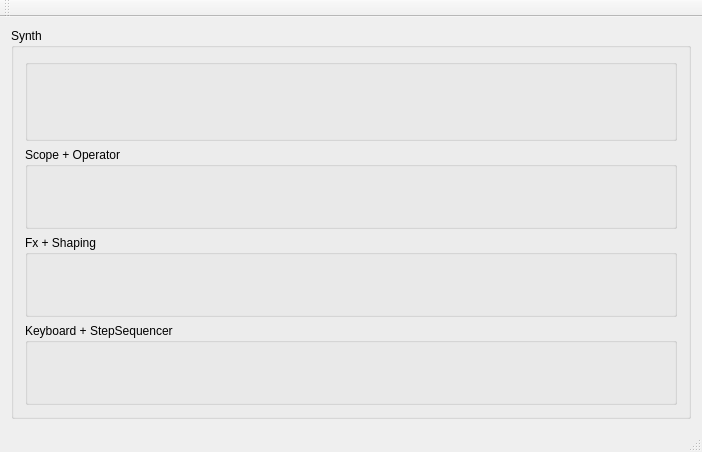
Before: the Qt Designer form Synth8/mainwindow.ui in djeemie2000/SynthPlayground, drawn with Qt 5.
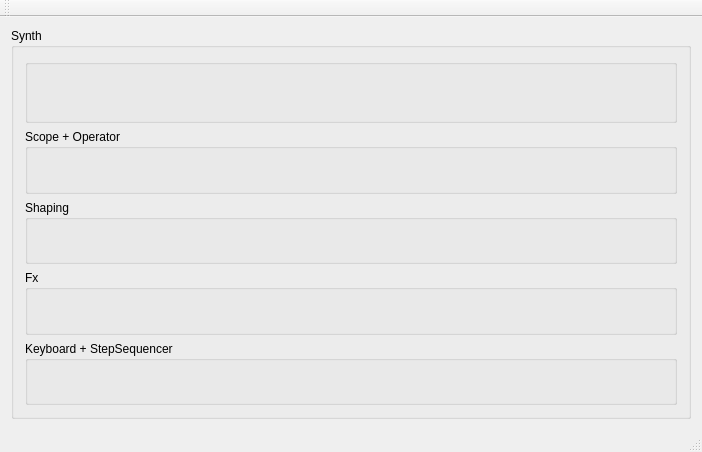
After: the same form once the commit is applied.

Commit message: Synth8 gui layout improved

What changed in the file:
```diff
--- a/Synth8/mainwindow.ui
+++ b/Synth8/mainwindow.ui
@@ -39,7 +39,7 @@
           <item>
            <widget class="QLabel" name="label_2">
             <property name="text">
-             <string> </string>
+             <string/>
             </property>
            </widget>
           </item>
@@ -55,7 +55,7 @@
           <item>
            <widget class="QLabel" name="label">
             <property name="text">
-             <string> </string>
+             <string/>
             </property>
            </widget>
           </item>
@@ -65,7 +65,7 @@
        <item>
         <widget class="QGroupBox" name="groupBox_Shaping">
          <property name="title">
-          <string>Fx + Shaping</string>
+          <string>Shaping</string>
          </property>
          <property name="flat">
           <bool>false</bool>
@@ -74,7 +74,23 @@
           <item>
            <widget class="QLabel" name="label_3">
             <property name="text">
-             <string> </string>
+             <string/>
+            </property>
+           </widget>
+          </item>
+         </layout>
+        </widget>
+       </item>
+       <item>
+        <widget class="QGroupBox" name="groupBox_Fx">
+         <property name="title">
+          <string>Fx</string>
+         </property>
+         <layout class="QHBoxLayout" name="horizontalLayout_6">
+          <item>
+           <widget class="QLabel" name="label_5">
+            <property name="text">
+             <string/>
             </property>
            </widget>
           </item>
@@ -90,7 +106,7 @@
           <item>
            <widget class="QLabel" name="label_4">
             <property name="text">
-             <string> </string>
+             <string/>
             </property>
            </widget>
           </item>
```
Left out of the diff: 2 changed lines with no effect on the pictures. The commit also changes 1 other file.
